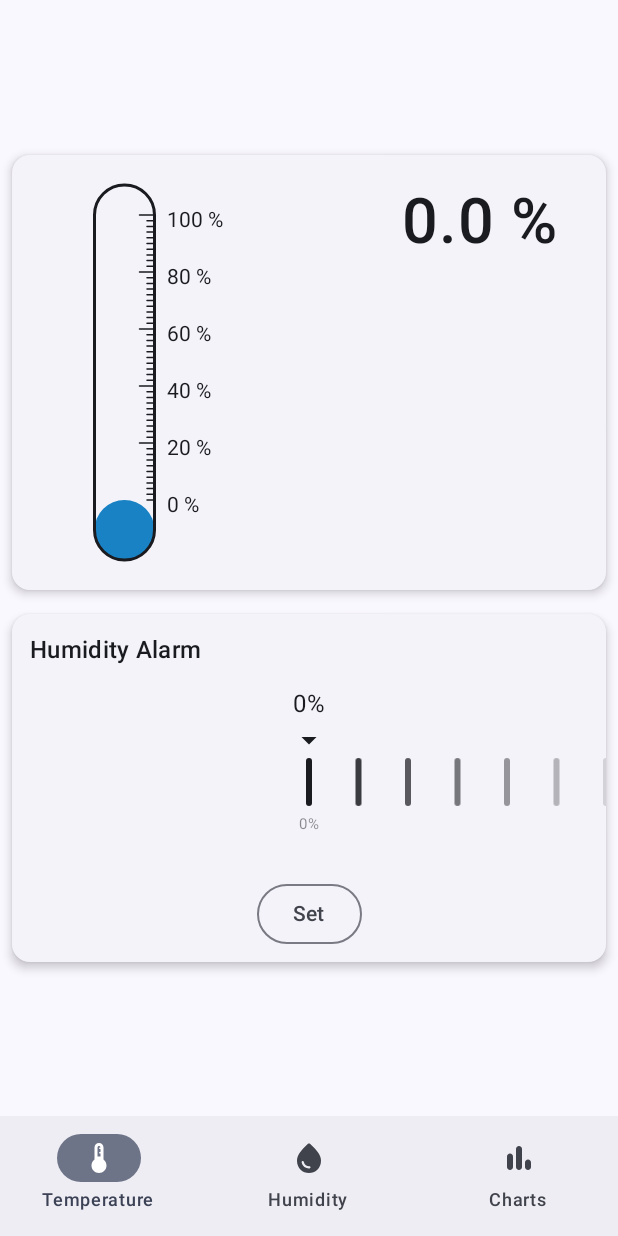
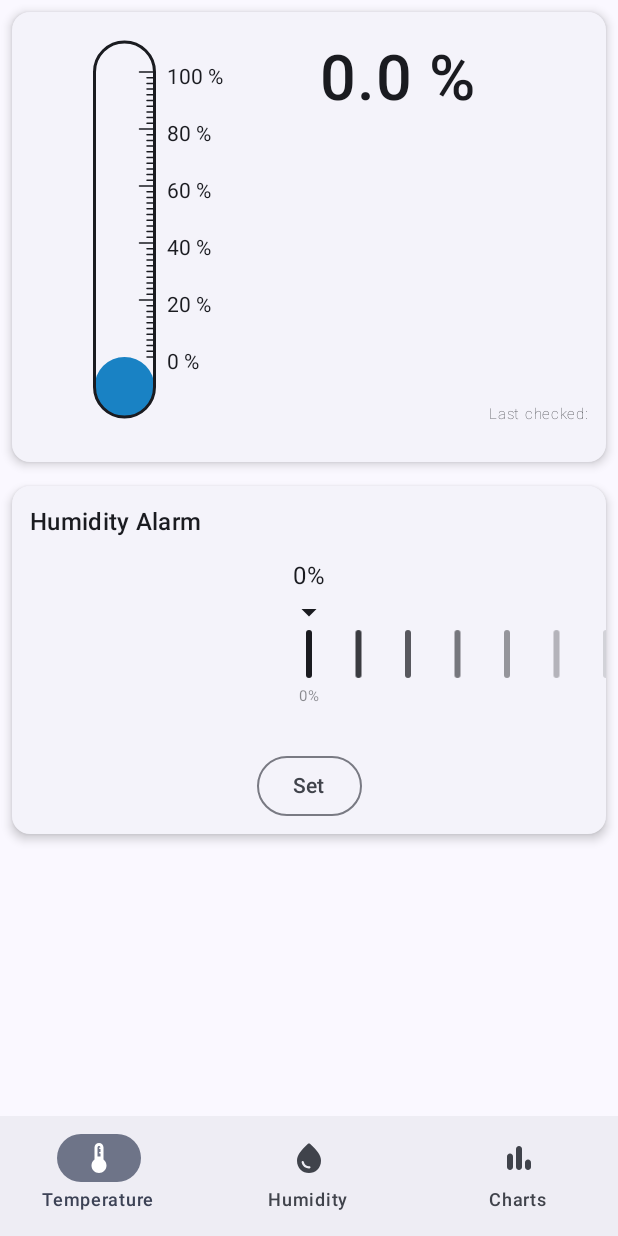
Before and after one commit to Ramink78/Thermometer, an Android app built with Jetpack Compose: the HumidityScreen screen opened through its navigation route, on a phone screen of 412 x 824 dp. Run offline under Robolectric (Android 15) with nearby library versions, the phone set to English and light mode, and no system bars; our stand-ins replace Dagger/Hilt's generated code, Room's generated code; libraries missing offline, so code that uses them is left out: io.github.jan.supabase; 8 statements that could not run were skipped.

Commit message:
show last update text

```diff
--- a/app/build.gradle.kts
+++ b/app/build.gradle.kts
@@ -54,6 +54,7 @@ android {
 }
 
 dependencies {
+    implementation(libs.kotlinx.datetime)
     implementation(libs.realtime.kt)
     implementation(libs.postgrest.kt)
     implementation(libs.ktor.client.android)
--- a/app/src/main/java/rk/thermometer/data/network/models/Models.kt
+++ b/app/src/main/java/rk/thermometer/data/network/models/Models.kt
@@ -27,6 +27,6 @@ data class NetworkTemperature(
     val fahrenheit: Float
 )
 fun NetworkHumidity.toLocal()=
-    LocalHumidity(value=percent.toString(), lastUpdate = "")
+    LocalHumidity(value = percent.toString(), lastUpdate = createdAt)
 fun NetworkTemperature.toLocal()=
-    LocalTemperature(value = celcius.toString(), lastUpdate = "")
+    LocalTemperature(value = celcius.toString(), lastUpdate = createdAt)
--- a/app/src/main/java/rk/thermometer/ui/humidity/HumidityScreen.kt
+++ b/app/src/main/java/rk/thermometer/ui/humidity/HumidityScreen.kt
@@ -3,9 +3,10 @@ package rk.thermometer.ui.humidity
 import androidx.compose.foundation.layout.Arrangement
 import androidx.compose.foundation.layout.Column
 import androidx.compose.foundation.layout.Row
+import androidx.compose.foundation.layout.Spacer
 import androidx.compose.foundation.layout.fillMaxWidth
+import androidx.compose.foundation.layout.height
 import androidx.compose.foundation.layout.padding
-import androidx.compose.foundation.layout.wrapContentHeight
 import androidx.compose.foundation.rememberScrollState
 import androidx.compose.foundation.verticalScroll
 import androidx.compose.material3.Card
@@ -27,13 +28,12 @@ import rk.thermometer.ui.component.HumiditySlider
 @Composable
 private fun HumidityScreenStateless(
     humidity: Float,
+    lastUpdate: String,
     modifier: Modifier = Modifier
 ) {
     val scrollState = rememberScrollState()
     Column(
         modifier = modifier.verticalScroll(scrollState),
-        verticalArrangement = Arrangement.Center,
-        horizontalAlignment = Alignment.CenterHorizontally
     ) {
         Card(
             elevation = CardDefaults.cardElevation(defaultElevation = 4.dp),
@@ -43,20 +43,33 @@ private fun HumidityScreenStateless(
             Row(
                 modifier = Modifier
                     .fillMaxWidth()
-                    .wrapContentHeight()
+                    .height(300.dp)
                     .padding(vertical = 20.dp),
-                horizontalArrangement = Arrangement.SpaceBetween
             ) {
                 HumidityMeter(
                     humidity = humidity,
                     outlineColor = MaterialTheme.colorScheme.onSurface
                 )
-                Text(
-                    modifier = Modifier.padding(end = 32.dp),
-                    text = "$humidity %",
-                    fontWeight = FontWeight.SemiBold,
-                    fontSize = 42.sp,
-                )
+                Column(modifier = Modifier.weight(1f)) {
+                    Text(
+                        modifier = Modifier
+                            .padding(end = 32.dp)
+                            .align(Alignment.CenterHorizontally),
+                        text = "$humidity %",
+                        fontWeight = FontWeight.SemiBold,
+                        fontSize = 42.sp,
+                    )
+                    Spacer(modifier = Modifier.weight(1f))
+                    Text(
+                        modifier =
+                        Modifier
+                            .padding(end = 8.dp)
+                            .align(Alignment.End),
+                        text = "Last checked: $lastUpdate",
+                        fontWeight = FontWeight.Thin,
+                        fontSize = 10.sp
+                    )
+                }
             }
         }
         Card(
@@ -82,6 +95,7 @@ fun HumidityScreen(modifier: Modifier) {
     val humidity by viewModel.humFlow.collectAsState()
     HumidityScreenStateless(
         humidity = humidity.value.toFloat(),
-        modifier = modifier
+        modifier = modifier,
+        lastUpdate = humidity.lastUpdate
     )
 }
--- a/app/src/main/java/rk/thermometer/ui/temperature/TemperatureScreen.kt
+++ b/app/src/main/java/rk/thermometer/ui/temperature/TemperatureScreen.kt
@@ -3,10 +3,12 @@ package rk.thermometer.ui.temperature
 import androidx.compose.foundation.layout.Arrangement
 import androidx.compose.foundation.layout.Column
 import androidx.compose.foundation.layout.Row
+import androidx.compose.foundation.layout.Spacer
+import androidx.compose.foundation.layout.fillMaxHeight
 import androidx.compose.foundation.layout.fillMaxSize
 import androidx.compose.foundation.layout.fillMaxWidth
+import androidx.compose.foundation.layout.height
 import androidx.compose.foundation.layout.padding
-import androidx.compose.foundation.layout.wrapContentHeight
 import androidx.compose.foundation.rememberScrollState
 import androidx.compose.foundation.verticalScroll
 import androidx.compose.material3.Card
@@ -30,13 +32,12 @@ import rk.thermometer.ui.theme.ThermometerTheme
 @Composable
 private fun TemperatureScreenStateless(
     modifier: Modifier = Modifier,
-    temperature: Float
+    temperature: Float,
+    lastUpdate: String
 ) {
     val scrollState = rememberScrollState()
     Column(
         modifier = modifier.verticalScroll(scrollState),
-        verticalArrangement = Arrangement.Center,
-        horizontalAlignment = Alignment.CenterHorizontally
     ) {
         Card(
             elevation = CardDefaults.cardElevation(defaultElevation = 4.dp),
@@ -46,20 +47,34 @@ private fun TemperatureScreenStateless(
             Row(
                 modifier = Modifier
                     .fillMaxWidth()
-                    .wrapContentHeight()
+                    .height(300.dp)
                     .padding(vertical = 20.dp),
-                horizontalArrangement = Arrangement.SpaceBetween
             ) {
                 TemperatureMeter(
                     temperature = temperature,
                     outlineColor = MaterialTheme.colorScheme.onSurface
                 )
-                Text(
-                    modifier = Modifier.padding(end = 32.dp),
-                    text = "$temperature°",
-                    fontWeight = FontWeight.SemiBold,
-                    fontSize = 42.sp,
-                )
+                Column(modifier = Modifier.weight(1f)) {
+                    Text(
+                        modifier = Modifier
+                            .padding(end = 32.dp)
+                            .align(Alignment.CenterHorizontally),
+                        text = "$temperature°",
+                        fontWeight = FontWeight.SemiBold,
+                        fontSize = 42.sp,
+                    )
+                    Spacer(modifier = Modifier.weight(1f))
+                    Text(
+                        modifier =
+                        Modifier
+                            .padding(end = 8.dp)
+                            .align(Alignment.End),
+                        text = "Last checked: $lastUpdate",
+                        fontWeight = FontWeight.Thin,
+                        fontSize = 10.sp
+                    )
+                }
+
             }
         }
         Card(
@@ -70,7 +85,7 @@ private fun TemperatureScreenStateless(
             Text(
                 text = "Temperature Alarm",
                 modifier = Modifier.padding(16.dp),
-                style = MaterialTheme.typography.titleMedium,
+                style = MaterialTheme.typography.bodySmall,
                 fontWeight = FontWeight.SemiBold
             )
             TemperatureSlider(onSubmit = {})
@@ -87,7 +102,8 @@ fun TemperatureScreen(modifier: Modifier) {
     val temperature by viewModel.tempFlow.collectAsState()
     TemperatureScreenStateless(
         temperature = temperature.value.toFloat(),
-        modifier = modifier
+        modifier = modifier,
+        lastUpdate = temperature.lastUpdate
     )
 
 }
@@ -98,7 +114,8 @@ private fun TemperatureScreenPreview() {
     ThermometerTheme(darkTheme = true) {
         TemperatureScreenStateless(
             modifier = Modifier.fillMaxSize(),
-            temperature = 48f
+            temperature = 48f,
+            lastUpdate = "08:21"
         )
     }
 }
--- a/gradle/libs.versions.toml
+++ b/gradle/libs.versions.toml
@@ -17,6 +17,7 @@ postgrestKt = "2.2.3"
 room = "2.6.1"
 firebase-bom="32.8.0"
 sooner="0.3.5"
+kotlinx-datetime = "0.6.0-RC.2"
 #Plugins
 androidGradlePlugin = "8.3.0"
 kotlinPlugin = "1.9.22"
@@ -27,6 +28,7 @@ googleServicesVersion = "4.4.1"
 
 
 [libraries]
+kotlinx-datetime = { module = "org.jetbrains.kotlinx:kotlinx-datetime", version.ref = "kotlinx-datetime" }
 ktor-client-android = { module = "io.ktor:ktor-client-cio", version.ref = "ktorClientAndroid" }
 postgrest-kt = { module = "io.github.jan-tennert.supabase:postgrest-kt", version.ref = "postgrestKt" }
 realtime-kt = { module = "io.github.jan-tennert.supabase:realtime-kt", version.ref = "postgrestKt" }
```
Also changed, not shown: app/src/main/java/rk/thermometer/data/local/Models.kt (+5 -4 lines), app/src/main/java/rk/utils/TimeUtils.kt (added, +57 -0 lines).
